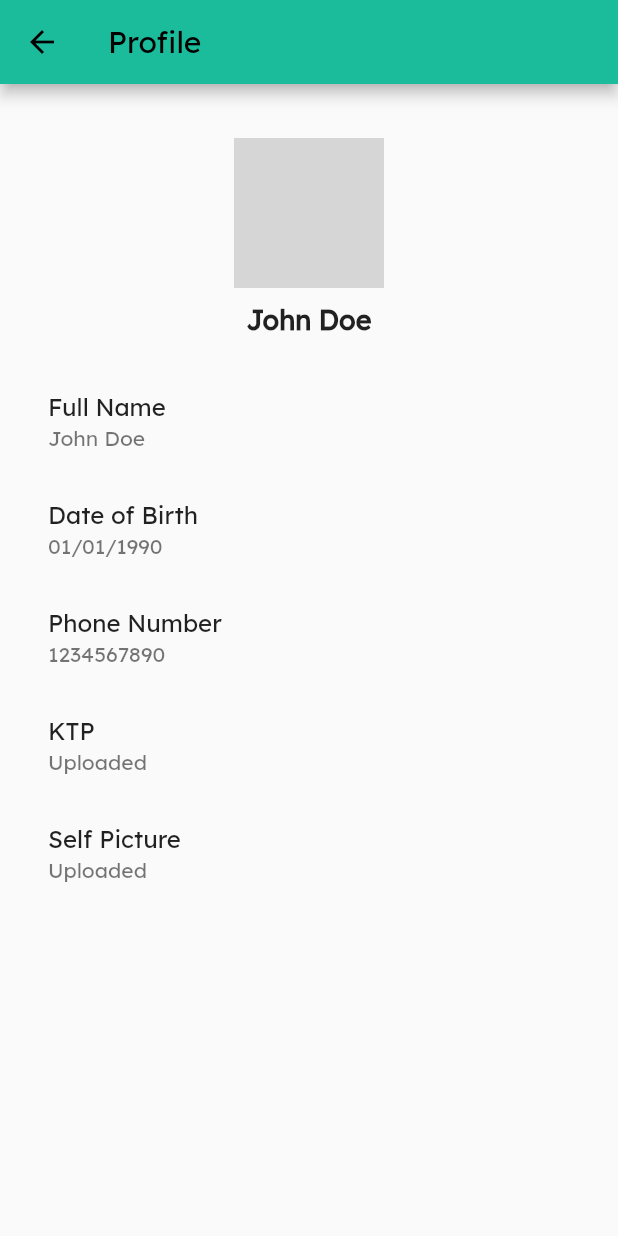
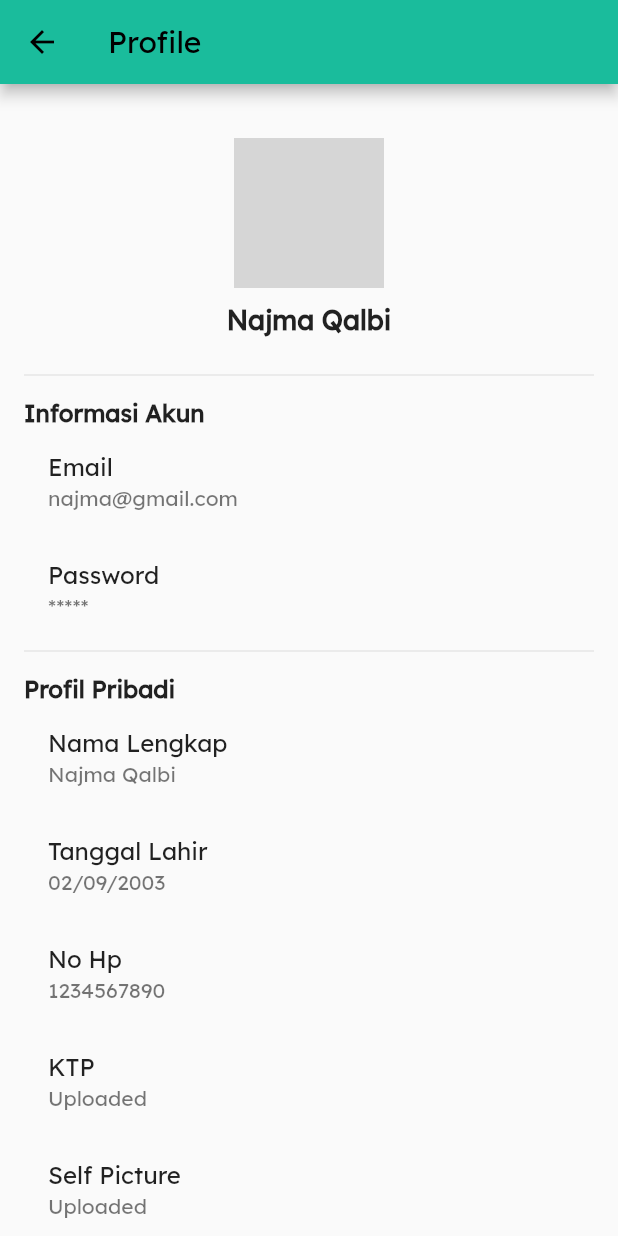
Before and after one commit to najmharani/P2P-Lending-UMKM-Kelompok-4-Pemrograman-Visual, a Flutter app: the ProfileInvestor screen opened directly, on a phone screen of 412 x 824 dp. Run offline on Flutter 3.47's test engine with Material 2 defaults, Android fonts, the phone set to English and light mode, and no system bars; grey boxes are pictures that could not be loaded.

Commit message:
profile investor

```diff
--- a/lib/investor/pages/profile_investor.dart
+++ b/lib/investor/pages/profile_investor.dart
@@ -1,23 +1,26 @@
 import 'package:flutter/material.dart';
 
-class AccountProfilePage extends StatefulWidget {
+class EditEmailPage extends StatefulWidget {
+  final String Email;
+
+  EditEmailPage({required this.Email});
+
   @override
-  _AccountProfilePageState createState() => _AccountProfilePageState();
+  _EditEmailPageState createState() => _EditEmailPageState();
 }
 
-class _AccountProfilePageState extends State<AccountProfilePage> {
-  String email = 'john.doe@example.com'; // Replace with actual user email
-  late TextEditingController _emailController;
+class _EditEmailPageState extends State<EditEmailPage> {
+  late TextEditingController _EmailController;
 
   @override
   void initState() {
-    _emailController = TextEditingController(text: email);
+    _EmailController = TextEditingController(text: widget.Email);
     super.initState();
   }
 
   @override
   void dispose() {
-    _emailController.dispose();
+    _EmailController.dispose();
     super.dispose();
   }
 
@@ -25,7 +28,7 @@ class _AccountProfilePageState extends State<AccountProfilePage> {
   Widget build(BuildContext context) {
     return Scaffold(
       appBar: AppBar(
-        title: Text('Account Profile'),
+        title: Text('Edit Email'),
       ),
       body: Padding(
         padding: EdgeInsets.all(16.0),
@@ -41,41 +44,17 @@ class _AccountProfilePageState extends State<AccountProfilePage> {
             ),
             SizedBox(height: 10),
             TextFormField(
-              controller: _emailController,
+              controller: _EmailController,
               decoration: InputDecoration(
-                hintText: 'Enter your email',
+                hintText: 'Enter your Email',
                 // Add additional styling as desired
-              ),
-            ),
-            SizedBox(height: 20),
-            GestureDetector(
-              onTap: () {
-                // Navigate to the password change page
-                Navigator.push(
-                  context,
-                  MaterialPageRoute(
-                    builder: (context) => PasswordChangePage(),
-                  ),
-                );
-              },
-              child: Text(
-                'Change Password',
-                style: TextStyle(
-                  color: Colors.blue,
-                  decoration: TextDecoration.underline,
-                ),
               ),
             ),
             SizedBox(height: 20),
             ElevatedButton(
               onPressed: () {
-                // Save the updated email
-                String updatedEmail = _emailController.text;
-                // Perform the necessary update operation
-                // ...
-
-                // Show a snackbar or navigate back to the profile page
-                // ...
+                // Save the updated phone number
+                String updatedEmail = _EmailController.text;
               },
               child: Text('Save'),
             ),
@@ -189,8 +168,10 @@ class _PasswordChangePageState extends State<PasswordChangePage> {
 }
 
 class ProfileInvestor extends StatelessWidget {
-  String fullName = 'John Doe'; // Replace with actual user full name
-  String dateOfBirth = '01/01/1990'; // Replace with actual user date of birth
+  String email = 'najma@gmail.com';
+  String pass = '*****';
+  String fullName = 'Najma Qalbi'; // Replace with actual user full name
+  String dateOfBirth = '02/09/2003'; // Replace with actual user date of birth
   String phoneNumber = '1234567890'; // Replace with actual user phone number
   String ktpStatus = 'Uploaded'; // Replace with actual KTP status
   String selfPictureStatus =
@@ -224,8 +205,46 @@ class ProfileInvestor extends StatelessWidget {
             ),
           ),
           SizedBox(height: 20),
+          Divider(height: 10),
+          SizedBox(height: 10),
+          Text(
+            "Informasi Akun",
+            style: const TextStyle(fontWeight: FontWeight.bold, fontSize: 16),
+          ),
           ListTile(
-            title: Text('Full Name'),
+            title: Text('Email'),
+            subtitle: Text(email),
+            onTap: () {
+              // Navigate to the edit full name page
+              Navigator.push(
+                context,
+                MaterialPageRoute(
+                  builder: (context) => EditEmailPage(Email: email),
+                ),
+              );
+            },
+          ),
+          ListTile(
+            title: Text('Password'),
+            subtitle: Text(pass),
+            onTap: () {
+              // Navigate to the edit date of birth page
+              Navigator.push(
+                context,
+                MaterialPageRoute(
+                  builder: (context) => PasswordChangePage(),
+                ),
+              );
+            },
+          ),
+          Divider(height: 10),
+          SizedBox(height: 10),
+          Text(
+            "Profil Pribadi",
+            style: const TextStyle(fontWeight: FontWeight.bold, fontSize: 16),
+          ),
+          ListTile(
+            title: Text('Nama Lengkap'),
             subtitle: Text(fullName),
             onTap: () {
               // Navigate to the edit full name page
@@ -238,7 +257,7 @@ class ProfileInvestor extends StatelessWidget {
             },
           ),
           ListTile(
-            title: Text('Date of Birth'),
+            title: Text('Tanggal Lahir'),
             subtitle: Text(dateOfBirth),
             onTap: () {
               // Navigate to the edit date of birth page
@@ -252,7 +271,7 @@ class ProfileInvestor extends StatelessWidget {
             },
           ),
           ListTile(
-            title: Text('Phone Number'),
+            title: Text('No Hp'),
             subtitle: Text(phoneNumber),
             onTap: () {
               // Navigate to the edit phone number page
@@ -424,11 +443,6 @@ class _EditDateOfBirthPageState extends State<EditDateOfBirthPage> {
               onPressed: () {
                 // Save the updated date of birth
                 String updatedDateOfBirth = _dateOfBirthController.text;
-                // Perform the necessary update operation
-                // ...
-
-                // Show a snackbar or navigate back to the profile page
-                // ...
               },
               child: Text('Save'),
             ),
@@ -494,11 +508,6 @@ class _EditPhoneNumberPageState extends State<EditPhoneNumberPage> {
               onPressed: () {
                 // Save the updated phone number
                 String updatedPhoneNumber = _phoneNumberController.text;
-                // Perform the necessary update operation
-                // ...
-
-                // Show a snackbar or navigate back to the profile page
-                // ...
               },
               child: Text('Save'),
             ),
```
